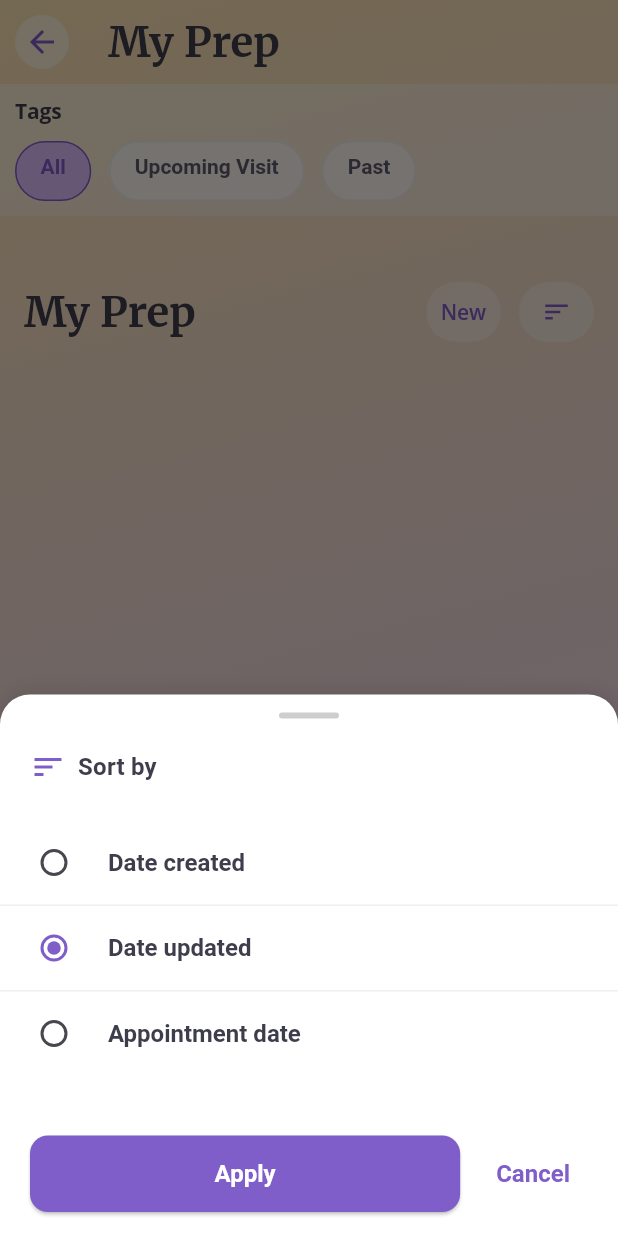
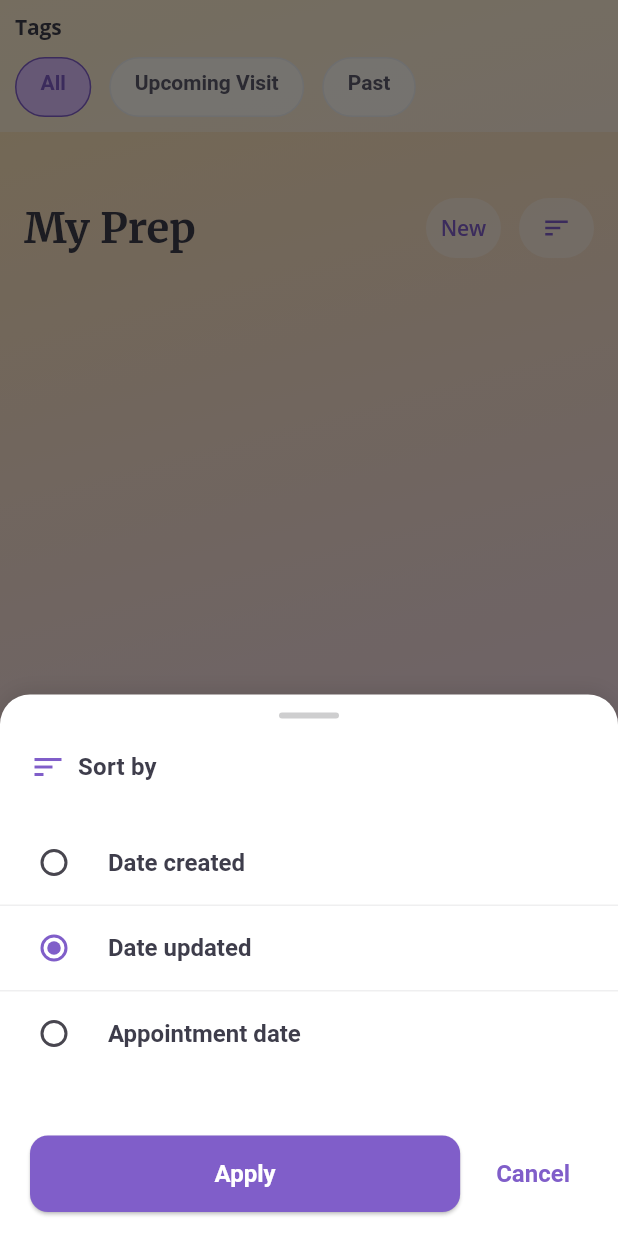
Before and after one commit to cazfoxx/foxx-health-mobile, a Flutter app: the MyPrepScreen screen opened directly, after a tap on "New", after a tap on the "sort" icon, on a phone screen of 412 x 824 dp. Run offline on Flutter 3.47's test engine with Material 3 defaults, Android fonts, the phone set to English and light mode, and no system bars; our stand-ins replace app_links, awesome_snackbar_content, calendar_date_picker2, dio, equatable, firebase_analytics and 14 more; missing offline and left inert: liquid_glass_renderer; accounts and stored records are empty; network calls fail; Roboto replaces fonts that are missing (OpenSans).

Commit message:
remove app bar

```diff
--- a/lib/features/presentation/screens/my_prep/my_prep_screen.dart
+++ b/lib/features/presentation/screens/my_prep/my_prep_screen.dart
@@ -7,7 +7,7 @@ import 'package:foxxhealth/features/presentation/screens/appointment/view/appoin
 import 'package:foxxhealth/features/data/models/appointment_companion_model.dart';
 import 'package:foxxhealth/features/presentation/cubits/appointment_companion/appointment_companion_cubit.dart';
 import 'package:foxxhealth/features/presentation/widgets/navigation_buttons.dart';
-import 'package:foxxhealth/features/presentation/screens/my_prep/appointment_companion_details_screen.dart';
+import 'package:foxxhealth/features/presentation/screens/appointment/widgets/create_appointment_intro_screen.dart';
 
 class MyPrepScreen extends StatefulWidget {
   const MyPrepScreen({Key? key}) : super(key: key);
@@ -62,15 +62,7 @@ class _MyPrepScreenState extends State<MyPrepScreen> {
     return Foxxbackground(
       child: Scaffold(
         backgroundColor: Colors.transparent,
-        appBar: AppBar(
-          backgroundColor: Colors.transparent,
-          elevation: 0,
-          leading: FoxxBackButton(),
-          title: Text(
-            'My Prep',
-            style: AppTypography.h2,
-          ),
-        ),
+        // 👇 Removed the entire AppBar section
         body: SafeArea(
           child: Column(
             crossAxisAlignment: CrossAxisAlignment.start,
@@ -110,7 +102,7 @@ class _MyPrepScreenState extends State<MyPrepScreen> {
                           onTap: () {
                             Navigator.of(context).push(
                               MaterialPageRoute(
-                                builder: (context) => AppointmentCompanionDetailsScreen(),
+                                builder: (context) => CreateAppointmentIntroScreen (origin: 'myprep'),
                                 ),
                             );
                           },
```
